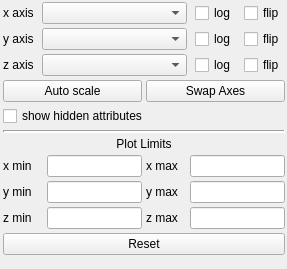
Qt form glue_vispy_viewers/scatter/options_widget.ui (glue-viz/glue-vispy-viewers) before a commit.
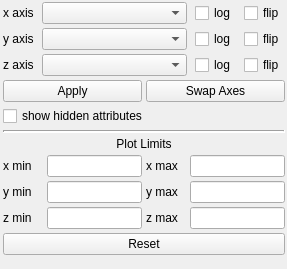
The same form after that commit.

Diff of the .ui file:
```diff
--- a/glue_vispy_viewers/scatter/options_widget.ui
+++ b/glue_vispy_viewers/scatter/options_widget.ui
@@ -220,7 +220,7 @@
            <string>Rescale plot limits to fit data</string>
           </property>
           <property name="text">
-           <string>Auto scale</string>
+           <string>Apply</string>
           </property>
          </widget>
         </item>
```
Left out of the diff: 2 changed lines with no effect on the pictures.
